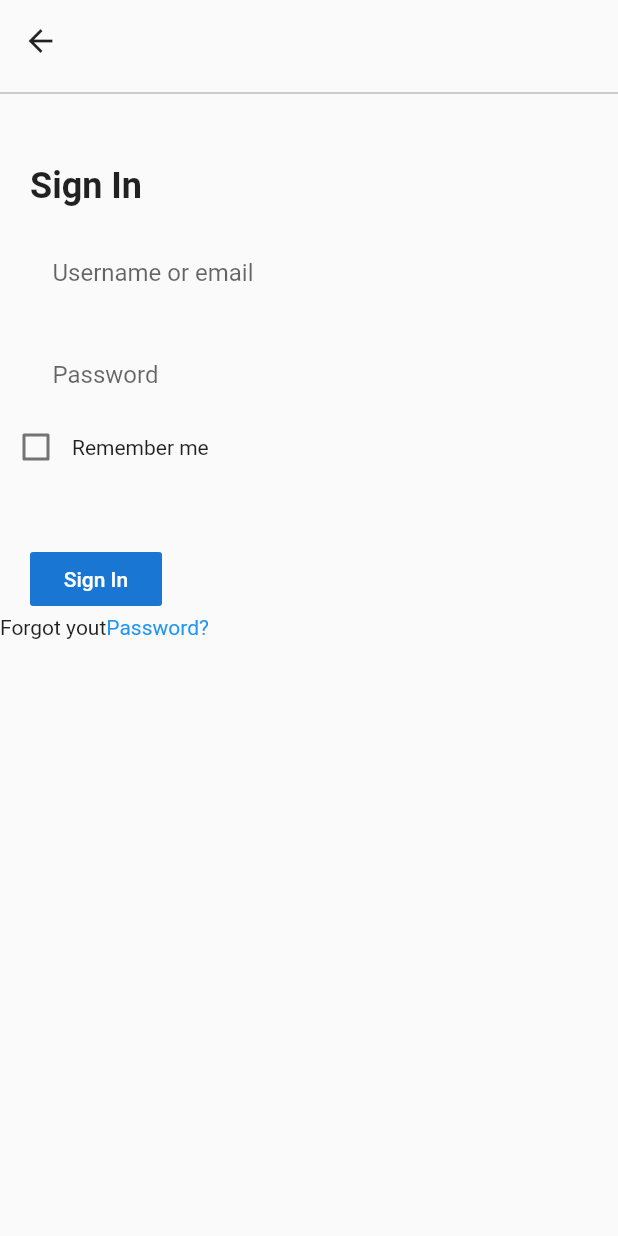
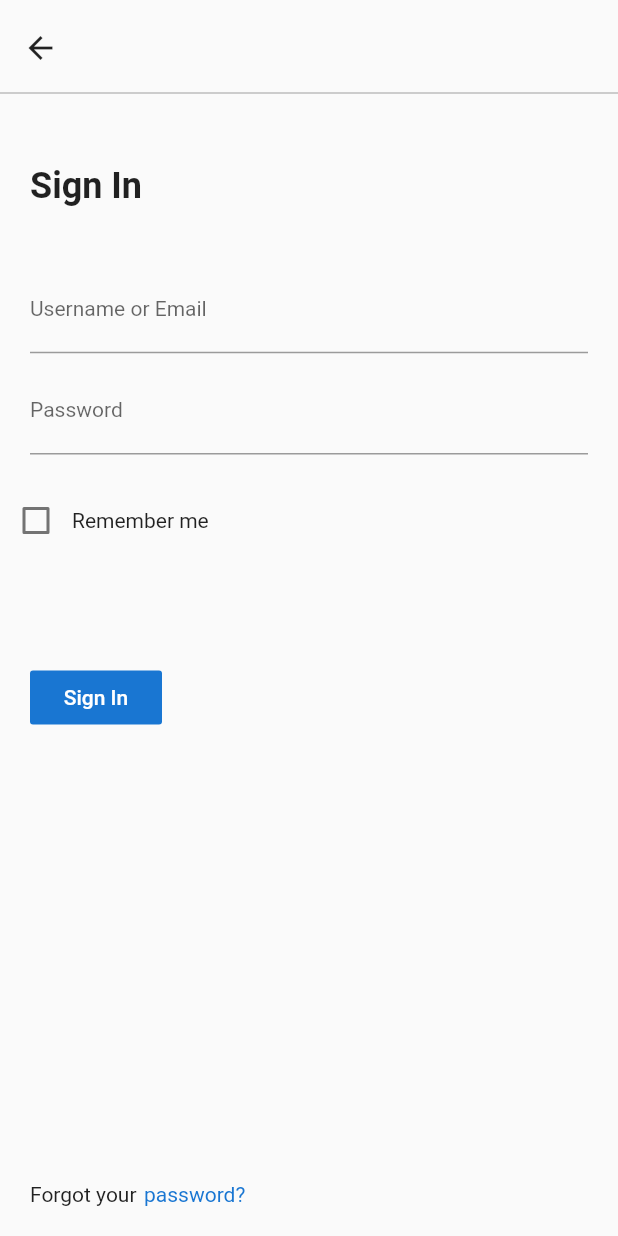
Before and after one commit to Aslmmon/Stockwits, a Flutter app: the screen it shows after launch, after a tap on "Sign In", on a phone screen of 412 x 824 dp. Run offline on Flutter 3.47's test engine with Material 2 defaults, Android fonts, the phone set to English and light mode, and no system bars.

```diff
--- a/lib/Navigation.dart
+++ b/lib/Navigation.dart
@@ -5,6 +5,10 @@ class Navigation {
 
   static void goToSignIn(context) {
     Navigator.pushNamed(context, '/signIn');
+  }
+
+  static void goToHomeScreen(context) {
+    Navigator.pushNamed(context, '/home');
   }
 
   static void goToSignUp(context) {
--- /dev/null
+++ b/lib/pages/login/signIn.dart
@@ -0,0 +1,94 @@
+import 'package:flutter/material.dart';
+import 'package:stockwits/Navigation.dart';
+import 'package:stockwits/customs/customEditText.dart';
+import 'package:stockwits/customs/customPageNameTitle.dart';
+import 'package:stockwits/customs/customToolbar.dart';
+import 'forgetpassword.dart';
+
+class SignIn extends StatefulWidget {
+  @override
+  State<StatefulWidget> createState() => _SignIn();
+}
+
+class _SignIn extends State<SignIn> {
+  bool checkBoxValue = false;
+
+
+  @override
+  Widget build(BuildContext context) {
+    return Scaffold(
+      resizeToAvoidBottomInset: false, // set it to false
+      body: SafeArea(
+        child: Column(
+          crossAxisAlignment: CrossAxisAlignment.stretch,
+          mainAxisAlignment: MainAxisAlignment.start,
+          children: <Widget>[
+            Toolbar(),
+            Column(
+                crossAxisAlignment: CrossAxisAlignment.start,
+                mainAxisAlignment: MainAxisAlignment.spaceBetween,
+                children: <Widget>[
+                  pageNameTitle(pageName: "Sign In"),
+                  SizedBox(height: 30),
+                  EditText(textHint: "Username or Email"),
+                  EditText(textHint: "Password"),
+                  SizedBox(height: 20),
+                  Row(
+                    children: <Widget>[
+                      Checkbox(
+                        activeColor: Colors.white,
+                        checkColor: Colors.blue,
+                        focusColor: Colors.blue,
+                        value: checkBoxValue,
+                        onChanged: (bool value) {
+                          setState(() {
+                            checkBoxValue = value;
+                          });
+                        },
+                      ),
+                      Text("Remember me"),
+                    ],
+                  ),
+                  SizedBox(height: 30),
+                  Container(
+                    margin: EdgeInsets.only(top: 40, left: 20),
+                    child: FlatButton(
+                      onPressed: () {
+                        Navigation.goToHomeScreen(context);
+                      },
+                      child: Text("Sign In"),
+                      textColor: Colors.white,
+                      color: Colors.blue[700],
+                    ),
+                  ),
+                ]),
+            Expanded(
+              child: Container(
+                margin: EdgeInsets.all(20),
+                child: Row(
+                  crossAxisAlignment: CrossAxisAlignment.end,
+                  mainAxisAlignment: MainAxisAlignment.start,
+                  children: <Widget>[
+                    Text("Forgot your"),
+                    InkWell(
+                      onTap: () {
+                        Navigation.goToForgetPassword(context);
+                      },
+                      child: Container(
+                        margin: EdgeInsets.only(left: 5),
+                        child: Text(
+                          "password?",
+                          style: TextStyle(color: Colors.blue[700]),
+                        ),
+                      ),
+                    )
+                  ],
+                ),
+              ),
+            )
+          ],
+        ),
+      ),
+    );
+  }
+}
--- a/lib/pages/signIn.dart
+++ /dev/null
@@ -1,110 +0,0 @@
-import 'package:flutter/material.dart';
-import 'forgetpassword.dart';
-
-class SignIn extends StatefulWidget {
-  @override
-  State<StatefulWidget> createState() => _SignIn();
-}
-
-class _SignIn extends State<SignIn> {
-  bool checkBoxValue = false;
-
-  Widget createEditText(String labelText) {
-    return Column(
-      children: <Widget>[
-        Container(
-          margin: EdgeInsets.only(top: 20, left: 20, right: 20),
-          child: TextFormField(
-            decoration: InputDecoration(
-                border: UnderlineInputBorder(
-                    borderSide: BorderSide(color: Colors.grey)),
-                focusedBorder: InputBorder.none,
-                enabledBorder: InputBorder.none,
-                hintText: labelText,
-                contentPadding:
-                    EdgeInsets.only(left: 15, bottom: 11, top: 11, right: 15)),
-          ),
-        ),
-      ],
-    );
-  }
-
-  @override
-  Widget build(BuildContext context) {
-    return Scaffold(
-      body: SafeArea(
-        child: SingleChildScrollView(
-          child: Column(
-            crossAxisAlignment: CrossAxisAlignment.start,
-            children: <Widget>[
-              Container(
-                padding: EdgeInsets.all(15),
-                child: InkWell(
-                  onTap: () {
-                    Navigator.pop(context);
-                  },
-                  child: Icon(Icons.arrow_back),
-                ),
-              ),
-              Divider(color: Colors.grey),
-              Column(
-                crossAxisAlignment: CrossAxisAlignment.start,
-                children: <Widget>[
-                  Container(
-                    margin: EdgeInsets.only(top: 40, left: 20),
-                    child: Text(
-                      "Sign In",
-                      style:
-                          TextStyle(fontSize: 24, fontWeight: FontWeight.bold),
-                    ),
-                  ),
-                  createEditText("Username or email"),
-                  createEditText("Password"),
-                  Row(
-                    children: <Widget>[
-                      Checkbox(
-                        value: checkBoxValue,
-                        onChanged: (bool value) {
-                          setState(() {
-                            checkBoxValue = value;
-                          });
-                        },
-                      ),
-                      Text("Remember me"),
-                    ],
-                  ),
-                  Container(
-                    margin: EdgeInsets.only(top: 40, left: 20),
-                    child: FlatButton(
-                      onPressed: () {},
-                      child: Text("Sign In"),
-                      textColor: Colors.white,
-                      color: Colors.blue[700],
-                    ),
-                  ),
-                  Container(
-                    child: Row(
-                      crossAxisAlignment: CrossAxisAlignment.center,
-                      children: <Widget>[
-                        Text("Forgot yout"),
-                        InkWell(
-                          onTap: (){
-                            Navigator.push(context, MaterialPageRoute(builder: (context) => ForgetPassword()));
-                          },
-                          child: Text(
-                            "Password?",
-                            style: TextStyle(color: Colors.blue),
-                          ),
-                        )
-                      ],
-                    ),
-                  )
-                ],
-              )
-            ],
-          ),
-        ),
-      ),
-    );
-  }
-}
--- a/lib/pages/starter.dart
+++ b/lib/pages/starter.dart
@@ -53,7 +53,7 @@ class StarterScreen extends StatelessWidget {
           Expanded(
             flex: 1,
             child: Container(
-              margin: EdgeInsets.only(bottom: 20,left: 20),
+              margin: EdgeInsets.only(bottom: 20, left: 20),
               child: Row(
                 crossAxisAlignment: CrossAxisAlignment.end,
                 children: <Widget>[
```
Also changed, not shown: lib/customs/ToolbarWithIcons.dart (added, +25 -0 lines), lib/main.dart (+5 -3 lines), lib/pages/forgetpassword.dart (deleted, +0 -78 lines), lib/pages/login/forgetpassword.dart (added, +46 -0 lines), lib/pages/main/home.dart (added, +24 -0 lines), lib/pages/login/signup.dart (renamed from lib/pages/signup.dart).
